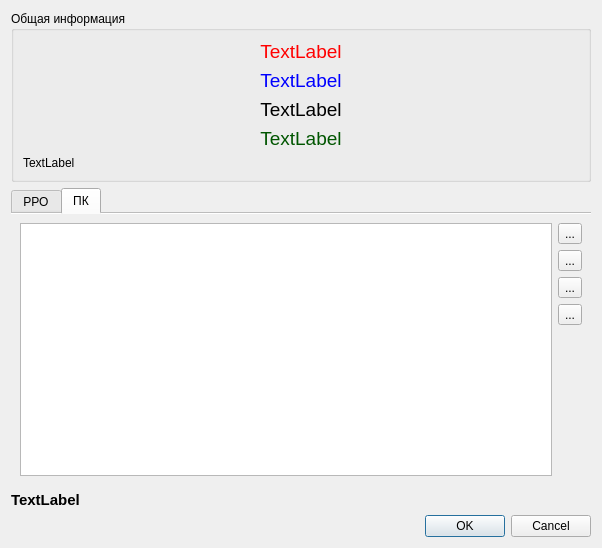
Before: the Qt Designer form infoobjectdialog.ui in rust3128/HotlineDesktopOld, drawn with Qt 5.
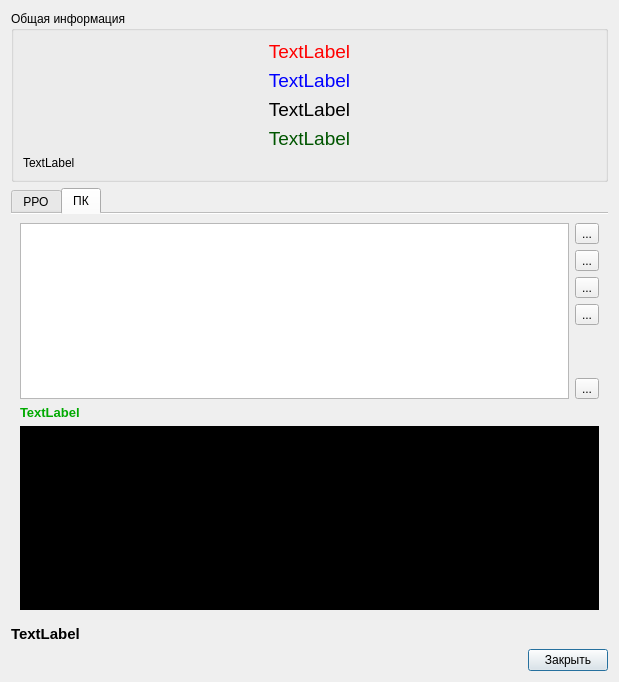
After: the same form once the commit is applied. The open tabs and pages were chosen to show the change. Icons and pictures are not drawn.

The edit to the form file:
```diff
--- a/infoobjectdialog.ui
+++ b/infoobjectdialog.ui
@@ -6,14 +6,52 @@
    <rect>
     <x>0</x>
     <y>0</y>
-    <width>602</width>
-    <height>548</height>
+    <width>619</width>
+    <height>682</height>
    </rect>
   </property>
   <property name="windowTitle">
    <string>Dialog</string>
   </property>
   <layout class="QGridLayout" name="gridLayout_3">
+   <item row="3" column="0">
+    <widget class="QLabel" name="labelColRro">
+     <property name="font">
+      <font>
+       <pointsize>11</pointsize>
+       <weight>75</weight>
+       <bold>true</bold>
+      </font>
+     </property>
+     <property name="text">
+      <string>TextLabel</string>
+     </property>
+    </widget>
+   </item>
+   <item row="4" column="0">
+    <layout class="QHBoxLayout" name="horizontalLayout">
+     <item>
+      <spacer name="horizontalSpacer">
+       <property name="orientation">
+        <enum>Qt::Horizontal</enum>
+       </property>
+       <property name="sizeHint" stdset="0">
+        <size>
+         <width>40</width>
+         <height>20</height>
+        </size>
+       </property>
+      </spacer>
+     </item>
+     <item>
+      <widget class="QPushButton" name="pushButtonClose">
+       <property name="text">
+        <string>Закрыть</string>
+       </property>
+      </widget>
+     </item>
+    </layout>
+   </item>
    <item row="0" column="0">
     <widget class="QGroupBox" name="groupBox">
      <property name="title">
@@ -133,36 +171,12 @@
     </widget>
    </item>
    <item row="2" column="0">
-    <widget class="QLabel" name="labelColRro">
-     <property name="font">
-      <font>
-       <pointsize>11</pointsize>
-       <weight>75</weight>
-       <bold>true</bold>
-      </font>
-     </property>
-     <property name="text">
-      <string>TextLabel</string>
-     </property>
-    </widget>
-   </item>
-   <item row="4" column="0">
-    <widget class="QDialogButtonBox" name="buttonBox">
-     <property name="orientation">
-      <enum>Qt::Horizontal</enum>
-     </property>
-     <property name="standardButtons">
-      <set>QDialogButtonBox::Cancel|QDialogButtonBox::Ok</set>
-     </property>
-    </widget>
-   </item>
-   <item row="1" column="0">
     <widget class="QTabWidget" name="tabWidget">
      <property name="enabled">
       <bool>true</bool>
      </property>
      <property name="currentIndex">
-      <number>0</number>
+      <number>1</number>
      </property>
      <property name="iconSize">
       <size>
@@ -256,28 +270,24 @@
        <string>ПК</string>
       </attribute>
       <layout class="QGridLayout" name="gridLayout_4">
-       <item row="0" column="0" rowspan="9">
-        <widget class="QTableView" name="tableViewPC">
-         <property name="font">
-          <font>
-           <pointsize>11</pointsize>
-          </font>
+       <item row="2" column="6">
+        <widget class="QToolButton" name="toolButtonPing">
+         <property name="text">
+          <string>...</string>
          </property>
-         <property name="editTriggers">
-          <set>QAbstractItemView::NoEditTriggers</set>
+         <property name="icon">
+          <iconset resource="resource.qrc">
+           <normaloff>:/resource/Icon/terminal.png</normaloff>:/resource/Icon/terminal.png</iconset>
          </property>
-         <property name="alternatingRowColors">
-          <bool>true</bool>
-         </property>
-         <property name="selectionMode">
-          <enum>QAbstractItemView::SingleSelection</enum>
-         </property>
-         <property name="selectionBehavior">
-          <enum>QAbstractItemView::SelectRows</enum>
+         <property name="iconSize">
+          <size>
+           <width>32</width>
+           <height>32</height>
+          </size>
          </property>
         </widget>
        </item>
-       <item row="1" column="1">
+       <item row="3" column="6">
         <widget class="QToolButton" name="toolButtonAdd">
          <property name="toolTip">
           <string>Добавить ПК, Ins</string>
@@ -289,12 +299,18 @@
           <iconset resource="resource.qrc">
            <normaloff>:/resource/Icon/add.png</normaloff>:/resource/Icon/add.png</iconset>
          </property>
+         <property name="iconSize">
+          <size>
+           <width>32</width>
+           <height>32</height>
+          </size>
+         </property>
          <property name="shortcut">
           <string>Ins</string>
          </property>
         </widget>
        </item>
-       <item row="2" column="1">
+       <item row="4" column="6">
         <widget class="QToolButton" name="toolButtonEdit">
          <property name="toolTip">
           <string>Правка информации о ПК</string>
@@ -306,9 +322,15 @@
           <iconset resource="resource.qrc">
            <normaloff>:/resource/Icon/edit.png</normaloff>:/resource/Icon/edit.png</iconset>
          </property>
+         <property name="iconSize">
+          <size>
+           <width>32</width>
+           <height>32</height>
+          </size>
+         </property>
         </widget>
        </item>
-       <item row="3" column="1">
+       <item row="7" column="6">
         <widget class="QToolButton" name="toolButtonDell">
          <property name="toolTip">
           <string>Удалить ПК</string>
@@ -320,9 +342,15 @@
           <iconset resource="resource.qrc">
            <normaloff>:/resource/Icon/delete.png</normaloff>:/resource/Icon/delete.png</iconset>
          </property>
+         <property name="iconSize">
+          <size>
+           <width>32</width>
+           <height>32</height>
+          </size>
+         </property>
         </widget>
        </item>
-       <item row="0" column="1">
+       <item row="1" column="6">
         <widget class="QToolButton" name="toolButtonVnc">
          <property name="sizePolicy">
           <sizepolicy hsizetype="Fixed" vsizetype="Fixed">
@@ -341,6 +369,63 @@
           <iconset resource="resource.qrc">
            <normaloff>:/resource/Icon/vncviewer.ico</normaloff>:/resource/Icon/vncviewer.ico</iconset>
          </property>
+         <property name="iconSize">
+          <size>
+           <width>32</width>
+           <height>32</height>
+          </size>
+         </property>
+        </widget>
+       </item>
+       <item row="1" column="0" rowspan="7" colspan="6">
+        <widget class="QTableView" name="tableViewPC">
+         <property name="font">
+          <font>
+           <pointsize>11</pointsize>
+          </font>
+         </property>
+         <property name="editTriggers">
+          <set>QAbstractItemView::NoEditTriggers</set>
+         </property>
+         <property name="alternatingRowColors">
+          <bool>true</bool>
+         </property>
+         <property name="selectionMode">
+          <enum>QAbstractItemView::SingleSelection</enum>
+         </property>
+         <property name="selectionBehavior">
+          <enum>QAbstractItemView::SelectRows</enum>
+         </property>
+        </widget>
+       </item>
+       <item row="9" column="0" colspan="7">
+        <widget class="QPlainTextEdit" name="pingOutput">
+         <property name="font">
+          <font>
+           <pointsize>10</pointsize>
+          </font>
+         </property>
+         <property name="styleSheet">
+          <string notr="true">background-color: rgb(0, 0, 0);
+color: rgb(0, 170, 0);</string>
+         </property>
+        </widget>
+       </item>
+       <item row="8" column="0" colspan="7">
+        <widget class="QLabel" name="labelPingINFO">
+         <property name="font">
+          <font>
+           <pointsize>10</pointsize>
+           <weight>75</weight>
+           <bold>true</bold>
+          </font>
+         </property>
+         <property name="styleSheet">
+          <string notr="true">color: rgb(0, 170, 0);</string>
+         </property>
+         <property name="text">
+          <string>TextLabel</string>
+         </property>
         </widget>
        </item>
       </layout>
```
Left out of the diff: 35 changed lines with no effect on the pictures.
